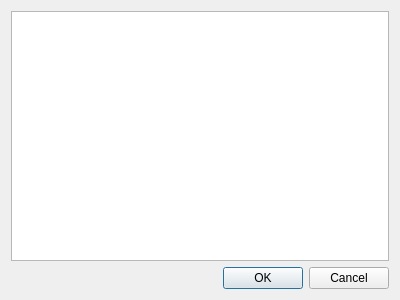
First picture: the form in styledialog.ui, repository VladimirTambovtsev/QtStarterPack, before the edit.
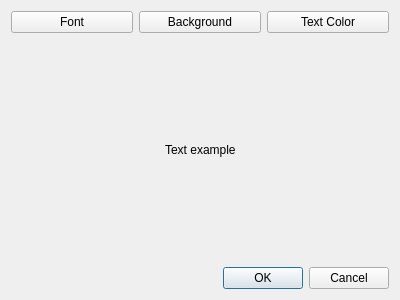
Second picture: the form after the edit.

Commit message: styledialog finished

Diff of the .ui file:
```diff
--- a/styledialog.ui
+++ b/styledialog.ui
@@ -15,7 +15,66 @@
   </property>
   <layout class="QVBoxLayout" name="verticalLayout">
    <item>
-    <widget class="QTextEdit" name="textEdit"/>
+    <layout class="QHBoxLayout" name="horizontalLayout">
+     <item>
+      <widget class="QPushButton" name="pushButton_2">
+       <property name="text">
+        <string>Font</string>
+       </property>
+      </widget>
+     </item>
+     <item>
+      <widget class="QPushButton" name="pushButton_3">
+       <property name="text">
+        <string>Background</string>
+       </property>
+      </widget>
+     </item>
+     <item>
+      <widget class="QPushButton" name="pushButton">
+       <property name="text">
+        <string>Text Color</string>
+       </property>
+      </widget>
+     </item>
+    </layout>
+   </item>
+   <item>
+    <layout class="QHBoxLayout" name="horizontalLayout_2">
+     <item>
+      <spacer name="horizontalSpacer">
+       <property name="orientation">
+        <enum>Qt::Horizontal</enum>
+       </property>
+       <property name="sizeHint" stdset="0">
+        <size>
+         <width>40</width>
+         <height>20</height>
+        </size>
+       </property>
+      </spacer>
+     </item>
+     <item>
+      <widget class="QLabel" name="label">
+       <property name="text">
+        <string>Text example</string>
+       </property>
+      </widget>
+     </item>
+     <item>
+      <spacer name="horizontalSpacer_2">
+       <property name="orientation">
+        <enum>Qt::Horizontal</enum>
+       </property>
+       <property name="sizeHint" stdset="0">
+        <size>
+         <width>40</width>
+         <height>20</height>
+        </size>
+       </property>
+      </spacer>
+     </item>
+    </layout>
    </item>
    <item>
     <widget class="QDialogButtonBox" name="buttonBox">
```
The commit also changes 2 other files.
